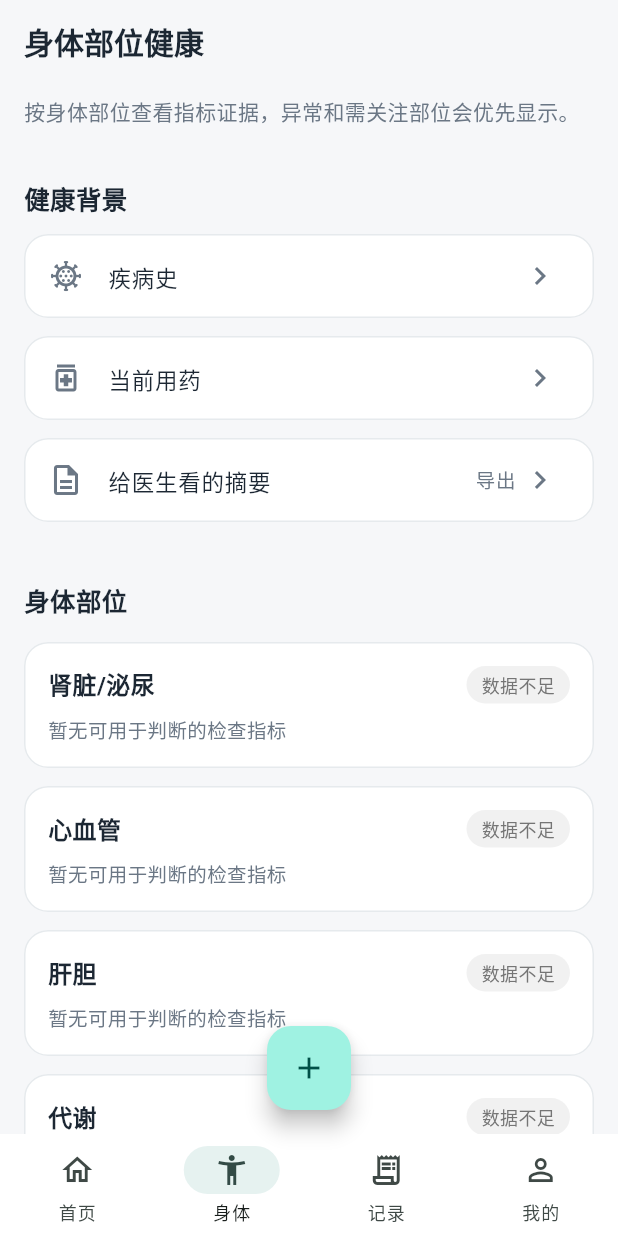
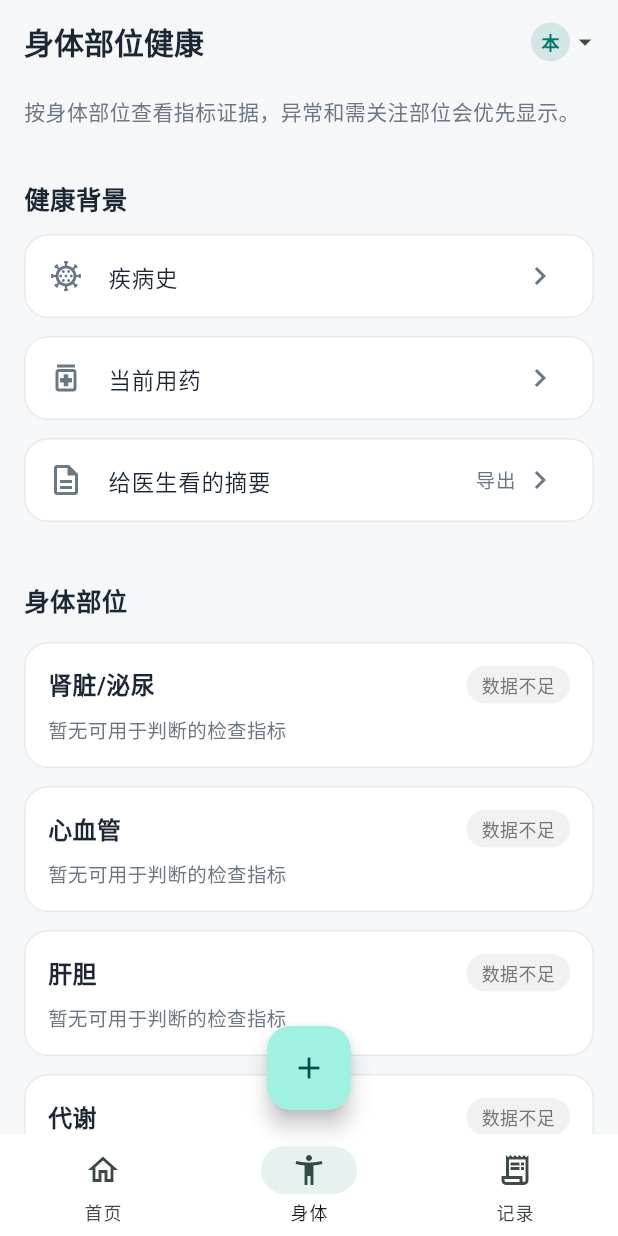
Before and after one commit to weixu731618-netizen/health-archive, a Flutter app: the screen it shows after launch, item 2 of the bottom bar chosen, on a phone screen of 412 x 824 dp. Run offline on Flutter 3.47's test engine with Material 3 defaults, Android fonts, the phone set to English and light mode, and no system bars; our stand-ins replace drift, drift_flutter, file_picker, fl_chart, flutter_local_notifications, flutter_secure_storage and 5 more; missing offline and left inert: pdfx; accounts and stored records are empty; generated files the repository leaves out were written again.

Commit message:
三 Tab + 首页收敛为中性门厅
底部导航 4 → 3：首页 / 身体 / 记录。「我的」不再占一级导航，
收进每页右上角的头像入口（ProfileSwitcher）——一个控件同时管
「切换健康档案人物」和「进入设置（原我的页）」。

首页明确定位为「中性门厅」：
- 打开 App 第一屏刻意不放健康数据（指标 / 疾病 / 报告），
  避免在他人面前一眼暴露敏感信息（延续后台隐私遮罩的思路）。
- 只放：脱敏待办卡（"今天有 N 项健康提醒"，不写药名 / 指标名，
  点进去才见具体内容）+ 今日一则。

ProfileSwitcher 改造：
- 不再对单人场景隐藏（它现在也是设置入口）。
- 显示圆头像 +（多人时）当前人物名 + 下拉；菜单 = 人物列表(多人) +
  家庭成员 + 设置。

profile_page.dart（我的页）保持不变，只是从 Tab 变成 push 页面。
版本 1.4.0+8 → 1.5.0+9。

flutter analyze 无警告；flutter test 78 项全通过。

Co-Authored-By: Claude Sonnet 5 <noreply@anthropic.com>

```diff
--- a/lib/main.dart
+++ b/lib/main.dart
@@ -9,7 +9,6 @@ import 'data/health_repository.dart';
 import 'pages/add_page.dart';
 import 'pages/body_page.dart';
 import 'pages/home_page.dart';
-import 'pages/profile_page.dart';
 import 'pages/records_page.dart';
 import 'services/cloud_backup_service.dart';
 import 'services/identity_service.dart';
@@ -258,7 +257,8 @@ class _PrivacyCover extends StatelessWidget {
   }
 }
 
-/// App 主框架：底部固定 5 个 Tab
+/// App 主框架：底部三个 Tab（首页 / 身体 / 记录）。
+/// 「我的 / 个人中心」不再占一级导航，收进每页右上角的头像入口（见 [ProfileSwitcher]）。
 class MainShell extends StatefulWidget {
   const MainShell({super.key});
 
@@ -270,7 +270,7 @@ class _MainShellState extends State<MainShell> {
   int _index = 0;
 
   /// 每次切换 Tab 都重新构建对应页面，确保「记录」「身体」等页能加载到最新保存的数据。
-  /// 「添加」不再是底部 Tab，改为悬浮按钮，见 [build] 里的 floatingActionButton。
+  /// 「添加」不是底部 Tab，改为悬浮按钮，见 [build] 里的 floatingActionButton。
   Widget _buildPage(int index) {
     switch (index) {
       case 0:
@@ -279,8 +279,6 @@ class _MainShellState extends State<MainShell> {
         return const BodyPage();
       case 2:
         return const RecordsPage();
-      case 3:
-        return const ProfilePage();
       default:
         return const HomePage();
     }
@@ -323,11 +321,6 @@ class _MainShellState extends State<MainShell> {
             selectedIcon: Icon(Icons.receipt_long),
             label: '记录',
           ),
-          NavigationDestination(
-            icon: Icon(Icons.person_outline),
-            selectedIcon: Icon(Icons.person),
-            label: '我的',
-          ),
         ],
       ),
     );
--- a/lib/models/app_metadata.dart
+++ b/lib/models/app_metadata.dart
@@ -1,7 +1,7 @@
 class AppMetadata {
   const AppMetadata._();
 
-  static const String versionName = '1.4.0';
-  static const int versionCode = 8;
-  static const String buildLabel = '「我的」只留账户设置；疾病史/用药/摘要归入「身体」';
+  static const String versionName = '1.5.0';
+  static const int versionCode = 9;
+  static const String buildLabel = '三 Tab：首页 / 身体 / 记录；「我的」收进右上角头像';
 }
--- a/lib/widgets/profile_switcher.dart
+++ b/lib/widgets/profile_switcher.dart
@@ -3,8 +3,12 @@ import 'package:flutter/material.dart';
 import '../data/app_database.dart';
 import '../main.dart';
 import '../pages/family_members_page.dart';
+import '../pages/profile_page.dart';
 
-/// B1：档案切换器。放在首页 AppBar，显示当前档案名，点开可切换家庭成员或进入管理页。
+/// 每页右上角的头像入口（首页 / 身体 / 记录共用）。
+/// 一个控件承担两件事：
+///  - 切换当前健康档案人物（多人时列出所有人）
+///  - 进入「个人中心 / 设置」（原来的「我的」页，不再占底部 Tab）
 class ProfileSwitcher extends StatefulWidget {
   const ProfileSwitcher({super.key});
 
@@ -47,9 +51,9 @@ class _ProfileSwitcherState extends State<ProfileSwitcher> {
     return '本人';
   }
 
-  Future<void> _openManage() async {
+  Future<void> _push(Widget page) async {
     await Navigator.of(context).push(
-      MaterialPageRoute(builder: (_) => const FamilyMembersPage()),
+      MaterialPageRoute(builder: (_) => page),
     );
     if (mounted) _load();
   }
@@ -57,19 +61,22 @@ class _ProfileSwitcherState extends State<ProfileSwitcher> {
   @override
   Widget build(BuildContext context) {
     final activeId = appRepository?.activeProfileId ?? 1;
-    // 只有「本人」时不显示切换器，避免单人场景多一个没意义的控件。
-    if (_people.length <= 1) return const SizedBox.shrink();
+    final name = _activeName;
+    final multi = _people.length > 1;
 
     return PopupMenuButton<int>(
-      tooltip: '切换档案',
+      tooltip: '个人中心',
       onSelected: (v) {
         if (v == -1) {
-          _openManage();
+          _push(const FamilyMembersPage());
+        } else if (v == -2) {
+          _push(const ProfilePage());
         } else {
           switchActiveProfile(v);
         }
       },
       itemBuilder: (_) => [
+        if (multi) ...[
           for (final p in _people)
             CheckedPopupMenuItem<int>(
               value: p.id,
@@ -77,23 +84,39 @@ class _ProfileSwitcherState extends State<ProfileSwitcher> {
               child: Text(p.displayName),
             ),
           const PopupMenuDivider(),
-        const PopupMenuItem<int>(value: -1, child: Text('管理家庭成员')),
+        ],
+        const PopupMenuItem<int>(value: -1, child: Text('家庭成员')),
+        const PopupMenuItem<int>(value: -2, child: Text('设置')),
       ],
       child: Padding(
         padding: const EdgeInsets.symmetric(horizontal: 12),
         child: Row(
           mainAxisSize: MainAxisSize.min,
           children: [
-            const Icon(Icons.people_alt_outlined, size: 18),
+            CircleAvatar(
+              radius: 13,
+              backgroundColor: AppColors.primary.withValues(alpha: 0.14),
+              child: Text(
+                name.isNotEmpty ? name.characters.first : '我',
+                style: const TextStyle(
+                  fontSize: 12,
+                  fontWeight: FontWeight.w600,
+                  color: AppColors.primary,
+                ),
+              ),
+            ),
+            if (multi) ...[
               const SizedBox(width: 6),
               ConstrainedBox(
-              constraints: const BoxConstraints(maxWidth: 120),
+                constraints: const BoxConstraints(maxWidth: 96),
                 child: Text(
-                _activeName,
+                  name,
                   overflow: TextOverflow.ellipsis,
-                style: const TextStyle(fontSize: 14, fontWeight: FontWeight.w600),
+                  style: const TextStyle(
+                      fontSize: 14, fontWeight: FontWeight.w600),
                 ),
               ),
+            ],
             const Icon(Icons.arrow_drop_down, size: 20),
           ],
         ),
--- a/pubspec.yaml
+++ b/pubspec.yaml
@@ -1,7 +1,7 @@
 name: health_archive
 description: 健康档案 - 个人健康管理 App（MVP）
 publish_to: 'none'
-version: 1.4.0+8
+version: 1.5.0+9
 
 environment:
   sdk: '>=3.6.0 <4.0.0'
```
Also changed, not shown: lib/pages/home_page.dart (+61 -6 lines), 2 other files. Lines whose indentation alone changed are shown as unchanged.
